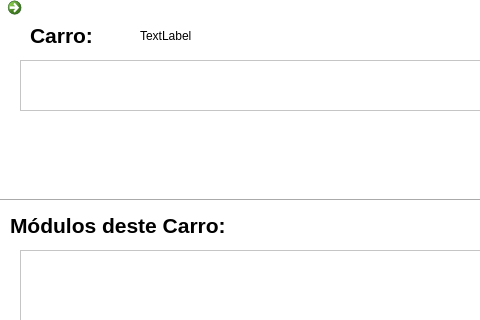
Before: the Qt Designer form FSIPLeiria/gerircarro.ui in tatianascgil/Projeto_Informatico_Formula_Student_Barramento_CAN, drawn with Qt 5; both pictures show x 0 to 480 and y 0 to 320 of the 800 by 500 pixel window.
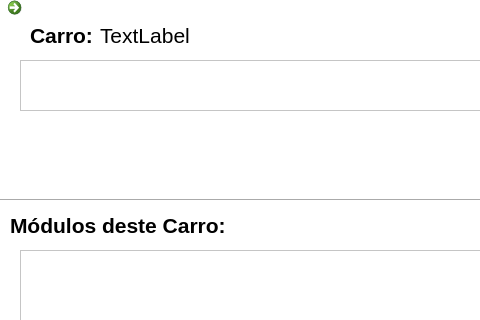
After: the same form once the commit is applied. Icons and pictures are not drawn.

```diff
--- a/FSIPLeiria/gerircarro.ui
+++ b/FSIPLeiria/gerircarro.ui
@@ -228,12 +228,17 @@
   <widget class="QLabel" name="labelNomeCarro">
    <property name="geometry">
     <rect>
-     <x>140</x>
+     <x>100</x>
      <y>20</y>
-     <width>91</width>
+     <width>241</width>
      <height>31</height>
     </rect>
    </property>
+   <property name="font">
+    <font>
+     <pointsize>16</pointsize>
+    </font>
+   </property>
    <property name="text">
     <string>TextLabel</string>
    </property>
```
